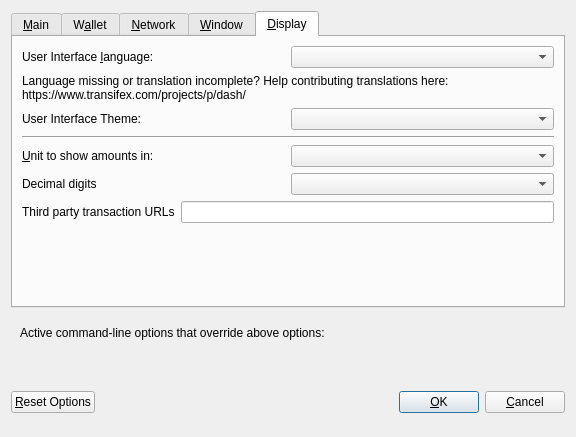
The window that src/qt/forms/optionsdialog.ui (tvl83/MNPCoin-PolisCore) describes before a commit, drawn with Qt 5.
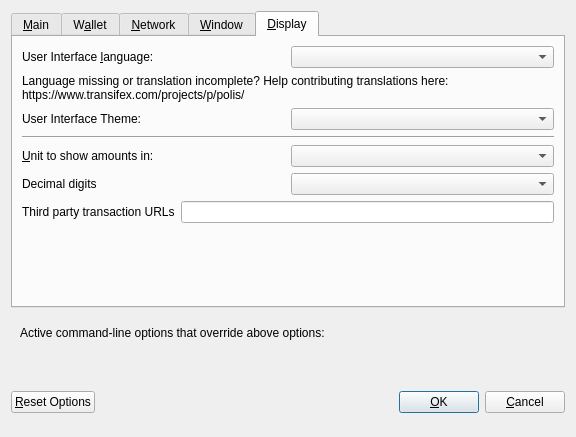
The same window after the commit. The open tabs and pages were chosen to show the change. Custom widgets are drawn as their Qt base class.

Commit message: Port Polis Specific

Patch:
```diff
--- a/src/qt/forms/optionsdialog.ui
+++ b/src/qt/forms/optionsdialog.ui
@@ -703,7 +703,7 @@
          </property>
          <property name="text">
           <string>Language missing or translation incomplete? Help contributing translations here:
-https://www.transifex.com/projects/p/dash/</string>
+https://www.transifex.com/projects/p/polis/</string>
          </property>
          <property name="wordWrap">
           <bool>true</bool>
```
The commit also changes 280 other files.
